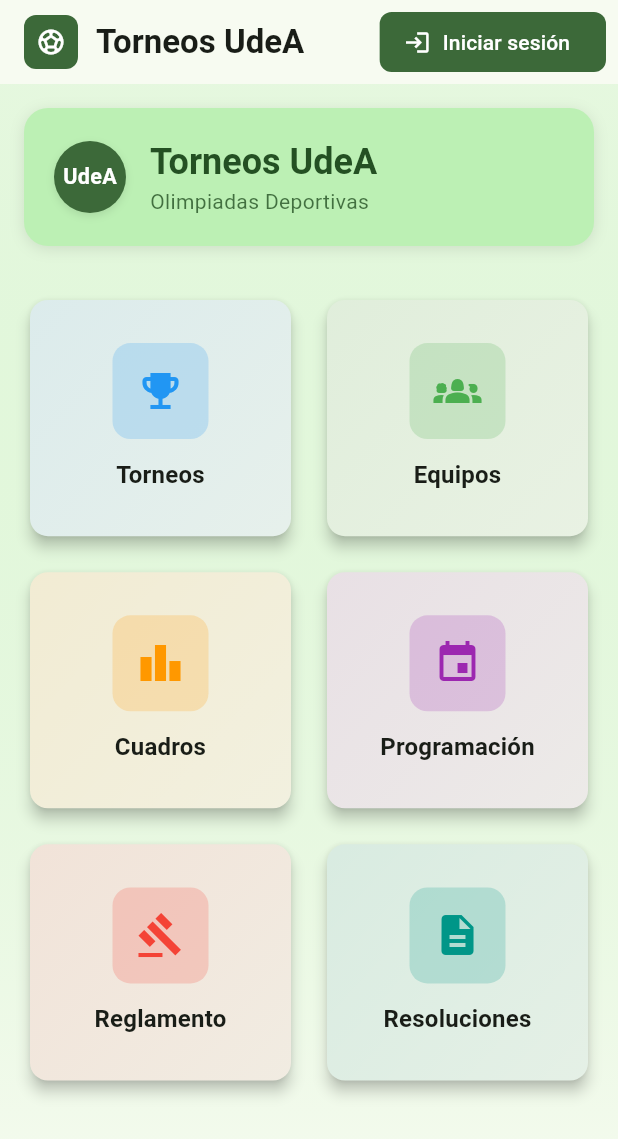
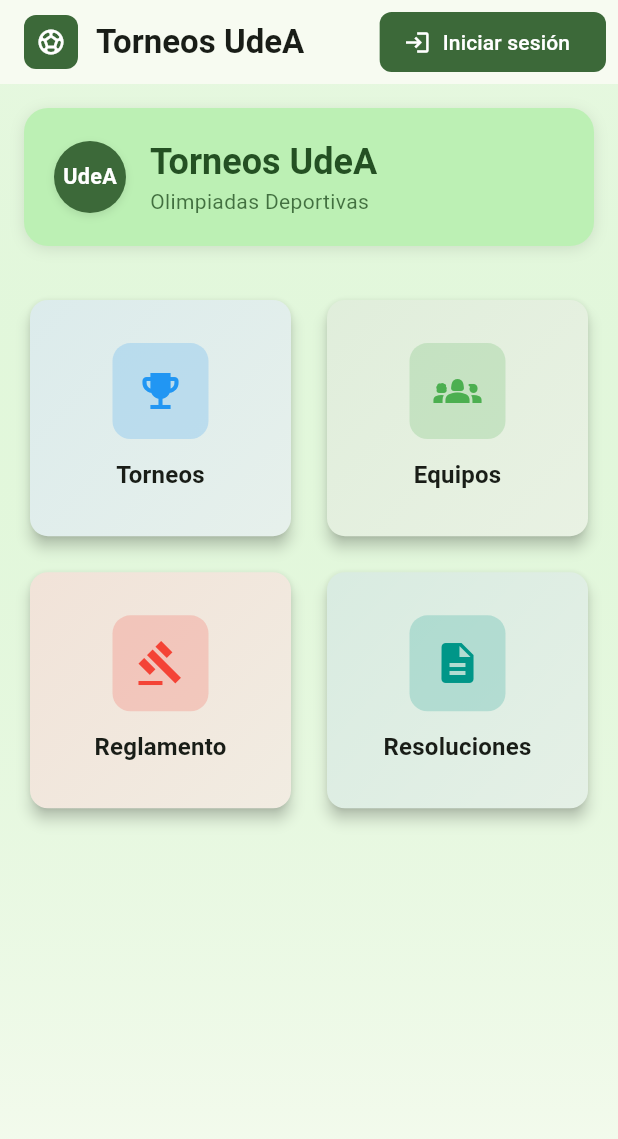
Before and after one commit to sebudea/torneos-udea, a Flutter app: the screen it shows after launch, on a phone screen of 412 x 824 dp. Shown: the top 1139 px of the screen. Run offline on Flutter 3.47's test engine with Material 3 defaults, Android fonts, the phone set to English and light mode, and no system bars; our stand-ins replace cloud_firestore, firebase_auth, firebase_core, flutter_riverpod, freezed_annotation, go_router and 2 more; accounts and stored records are empty; generated files the repository leaves out were written again.

Commit message:
4 secciones solo en el menu

```diff
--- a/lib/ui/views/menu/menu_view.dart
+++ b/lib/ui/views/menu/menu_view.dart
@@ -160,20 +160,6 @@ class MenuView extends ConsumerWidget {
         ),
         _buildMenuCard(
           context,
-          title: 'Cuadros',
-          icon: Icons.leaderboard,
-          color: Colors.orange,
-          onTap: () => _showNotImplementedDialog(context),
-        ),
-        _buildMenuCard(
-          context,
-          title: 'Programación',
-          icon: Icons.event,
-          color: Colors.purple,
-          onTap: () => _showNotImplementedDialog(context),
-        ),
-        _buildMenuCard(
-          context,
           title: 'Reglamento',
           icon: Icons.gavel,
           color: Colors.red,
```
